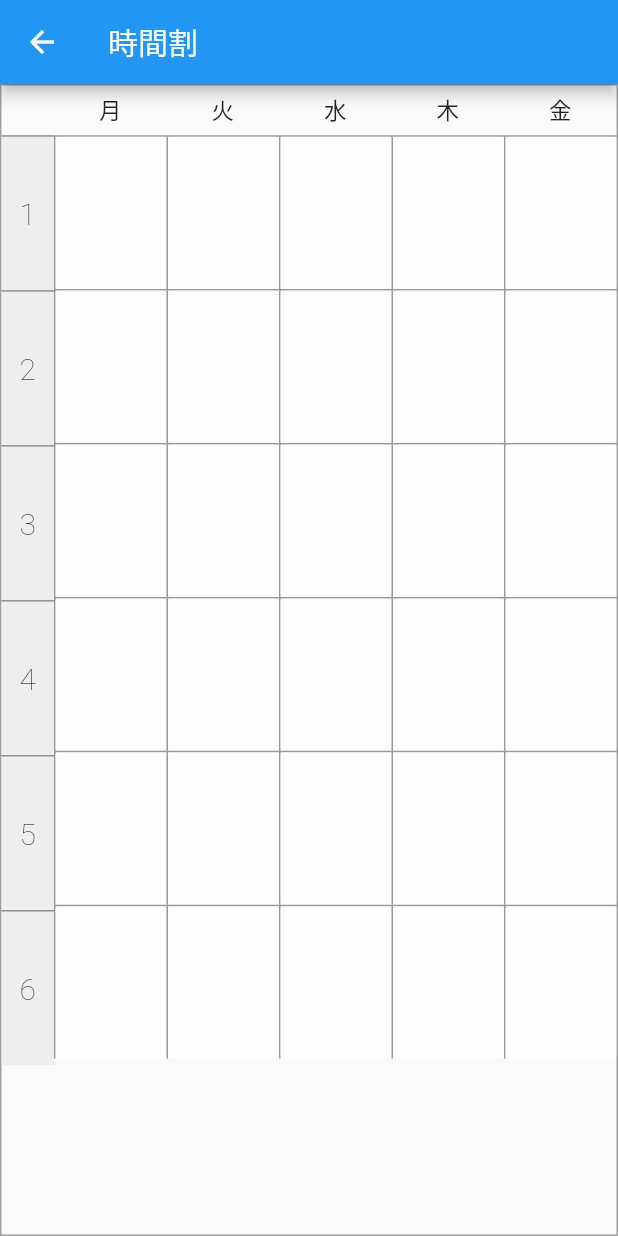
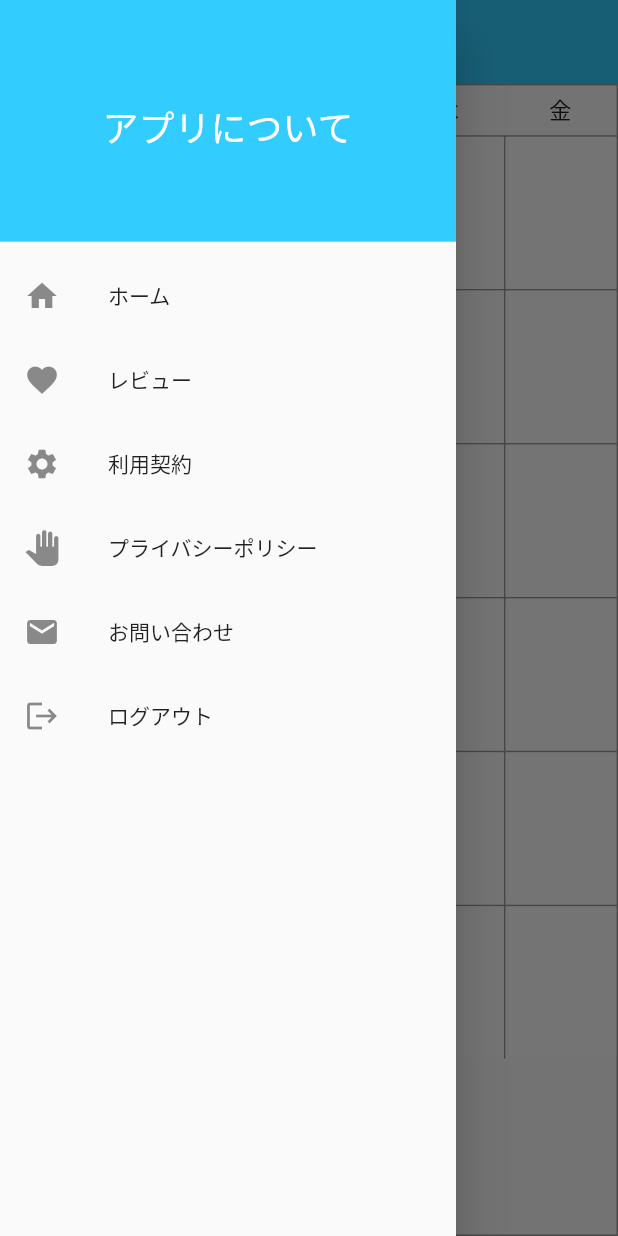
Before and after one commit to shouhi/Linkone-front, a Flutter app: the TimeTable screen opened directly, with the side drawer open (before the commit the screen has no drawer), on a phone screen of 412 x 824 dp. Run offline on Flutter 3.47's test engine with Material 2 defaults, Android fonts, the light colour scheme and no system bars; our stand-ins replace firebase_auth, firebase_core, flutter_calendar_carousel, fluttertoast, font_awesome_flutter; accounts and stored records are empty.

Commit message:
appbar/drawer

```diff
--- a/lib/screens/auth/widgets/background_painter.dart
+++ b/lib/screens/auth/widgets/background_painter.dart
@@ -2,8 +2,7 @@ import 'dart:math';
 import 'dart:ui';
 
 import 'package:flutter/material.dart';
-
-import '../../../config/pallet.dart';
+import 'package:linkone/utils/const.dart';
 
 class BackgroundPainter extends CustomPainter {
   BackgroundPainter({
--- a/lib/screens/auth/widgets/decoration_function.dart
+++ b/lib/screens/auth/widgets/decoration_function.dart
@@ -1,5 +1,5 @@
 import 'package:flutter/material.dart';
-import '../../../config/pallet.dart';
+import 'package:linkone/utils/const.dart';
 
 InputDecoration registerInputDecoration({String hintText, Widget suffixIcon}) {
   return InputDecoration(
--- a/lib/screens/auth/widgets/sign_in_up_bar.dart
+++ b/lib/screens/auth/widgets/sign_in_up_bar.dart
@@ -1,6 +1,6 @@
 import 'package:flutter/material.dart';
 import 'package:font_awesome_flutter/font_awesome_flutter.dart';
-import '../../../config/pallet.dart';
+import 'package:linkone/utils/const.dart';
 
 class SignUpBar extends StatelessWidget {
   const SignUpBar({
--- a/lib/screens/auth/widgets/signin.dart
+++ b/lib/screens/auth/widgets/signin.dart
@@ -1,9 +1,9 @@
 import 'package:flutter/material.dart';
 import 'package:firebase_core/firebase_core.dart';
+import 'package:linkone/utils/const.dart';
+import 'package:linkone/utils/util.dart';
 import 'package:provider/provider.dart';
 
-import 'package:linkone/config/pallet.dart';
-import 'package:linkone/config/utils.dart';
 import 'package:linkone/models/auth_model.dart';
 import 'decoration_function.dart';
 import 'sign_in_up_bar.dart';
--- a/lib/screens/auth/widgets/signup.dart
+++ b/lib/screens/auth/widgets/signup.dart
@@ -1,8 +1,8 @@
 import 'package:flutter/material.dart';
 import 'package:firebase_core/firebase_core.dart';
+import 'package:linkone/utils/util.dart';
 import 'package:provider/provider.dart';
 
-import 'package:linkone/config/utils.dart';
 import 'package:linkone/models/auth_model.dart';
 import 'decoration_function.dart';
 import 'sign_in_up_bar.dart';
--- a/lib/screens/routes/home.dart
+++ b/lib/screens/routes/home.dart
@@ -1,4 +1,6 @@
 import 'package:flutter/material.dart';
+import 'package:linkone/utils/appBar.dart';
+import 'package:linkone/utils/drawer.dart';
 import 'package:provider/provider.dart';
 
 import 'package:linkone/models/auth_model.dart';
@@ -17,7 +19,9 @@ class _HomePageState extends State<HomePage> {
   @override
   Widget build(BuildContext context) {
     return Scaffold(
-        body: Container(
+      appBar: appBarMain(context),
+      drawer: drawerMain(context),
+      body: Container(
       child: Column(
         children: <Widget>[
           SizedBox(height: 40.0),
--- a/lib/screens/routes/timetable.dart
+++ b/lib/screens/routes/timetable.dart
@@ -1,4 +1,6 @@
 import 'package:flutter/material.dart';
+import 'package:linkone/utils/appBar.dart';
+import 'package:linkone/utils/drawer.dart';
 import 'package:provider/provider.dart';
 
 import 'package:linkone/models/auth_model.dart';
@@ -36,9 +38,8 @@ class _TimeTableState extends State<TimeTable> {
   @override
   Widget build(BuildContext context) {
     return Scaffold(
-      appBar: AppBar(
-        title: Text('時間割'),
-      ),
+      appBar: appBarMain(context),
+      drawer: drawerMain(context),
       body: Container(
         alignment: Alignment.center,
         decoration: BoxDecoration(
--- /dev/null
+++ b/lib/utils/appBar.dart
@@ -0,0 +1,20 @@
+import 'package:flutter/material.dart';
+import 'const.dart';
+
+Widget appBarMain(BuildContext context) {
+    return AppBar(
+    centerTitle: true,
+    title: Column(
+      children:[
+        Image.asset(
+        'lib/assets/LinkoneIconwithopa.png',
+        height:65,
+        ),
+      ]
+    ),
+    //アイコン大きくしたいなら、toolbarHeightを指定する
+    // toolbarHeight: 80,
+    backgroundColor: Palette.linkone,
+    elevation: 0,
+  );
+}
--- a/lib/config/pallet.dart
+++ b/lib/utils/const.dart
@@ -5,4 +5,5 @@ class Palette {
   static const Color lightBlue = Color(0xff489FB5);
   static const Color orange = Color(0xffFFA62B);
   static const Color darkOrange = Color(0xffCC7700);
+  static const Color linkone = Color(0xFF33CCFF);
 }
--- /dev/null
+++ b/lib/utils/drawer.dart
@@ -0,0 +1,99 @@
+import 'package:firebase_auth/firebase_auth.dart';
+import 'package:flutter/material.dart';
+import 'package:linkone/screens/auth/auth.dart';
+
+import '../root.dart';
+import 'const.dart';
+
+final FirebaseAuth _auth = FirebaseAuth.instance;
+Widget drawerMain(BuildContext context) {
+  return Drawer(
+    child: ListView(
+      padding: EdgeInsets.zero,
+      children: <Widget>[
+        DrawerHeader(
+            decoration: BoxDecoration(
+              color: Palette.linkone,
+            ),
+            child: Center(
+              child: new Text(
+                'アプリについて',
+                textAlign: TextAlign.center,
+                style: TextStyle(
+                  color: Colors.white,
+                  fontSize: 24,
+                ),
+              ),
+            )),
+        ListTile(
+            leading: Icon(Icons.home),
+            title: Text('ホーム'),
+            onTap: () {
+              String uid = FirebaseAuth.instance.currentUser.uid;
+              Navigator.pushAndRemoveUntil(
+                  context,
+                  MaterialPageRoute(
+                      builder: (context) => RootWidget()),
+                  (_) => false);
+            }),
+        ListTile(
+            leading: Icon(Icons.favorite),
+            title: Text('レビュー'),
+            onTap: () {
+              // 後に関数生成
+              // _toreview();
+            }),
+        ListTile(
+            leading: Icon(Icons.settings),
+            title: Text('利用契約'),
+            onTap: () {
+              // _tocontract();
+            }),
+        ListTile(
+            leading: Icon(Icons.pan_tool),
+            title: Text('プライバシーポリシー'),
+            onTap: () {
+              // _topolicy();
+            }),
+        ListTile(
+          leading: Icon(Icons.mail),
+          title: Text('お問い合わせ'),
+          onTap: () {
+            // _tocontact();
+          },
+        ),
+        ListTile(
+            leading: Icon(Icons.logout),
+            title: Text('ログアウト'),
+            onTap: () {
+              showDialog(
+                  context: context,
+                  builder: (BuildContext context) {
+                    return AlertDialog(
+                      content: Text('ログアウトしてもよろしいですか？'),
+                      actions: [
+                        FlatButton(
+                          child: Text('ログアウト'),
+                          onPressed: () async {
+                            await _auth.signOut();
+                            Navigator.pushAndRemoveUntil(
+                                context,
+                                MaterialPageRoute(
+                                    builder: (context) => AuthScreen()),
+                                (_) => false);
+                          },
+                        ),
+                        FlatButton(
+                          child: Text('キャンセル'),
+                          onPressed: () {
+                            Navigator.of(context).pop();
+                          },
+                        ),
+                      ],
+                    );
+                  });
+            })
+      ],
+    ),
+  );
+}
--- a/lib/config/utils.dart
+++ b/lib/utils/util.dart
@@ -1,5 +1,4 @@
 import 'package:flutter/material.dart';
-import 'package:flutter/cupertino.dart';
 
 class Utils {
   static void showErrorDialog(dynamic err, BuildContext context) {
--- a/pubspec.yaml
+++ b/pubspec.yaml
@@ -55,9 +55,9 @@ flutter:
   uses-material-design: true
 
   # To add assets to your application, add an assets section, like this:
-  # assets:
-  #   - images/a_dot_burr.jpeg
-  #   - images/a_dot_ham.jpeg
+  assets:
+    - lib/assets/LinkoneIcon1.png
+    - lib/assets/LinkoneIconwithopa.png
 
   # An image asset can refer to one or more resolution-specific "variants", see
   # https://flutter.dev/assets-and-images/#resolution-aware.
```
Also changed, not shown: lib/screens/routes/calender/calender.dart (+15 -2 lines), lib/screens/routes/calender/weeklyCalender_route.dart (+0 -15 lines), lib/assets/LinkoneIconwithopa.png (added), pubspec.lock.
